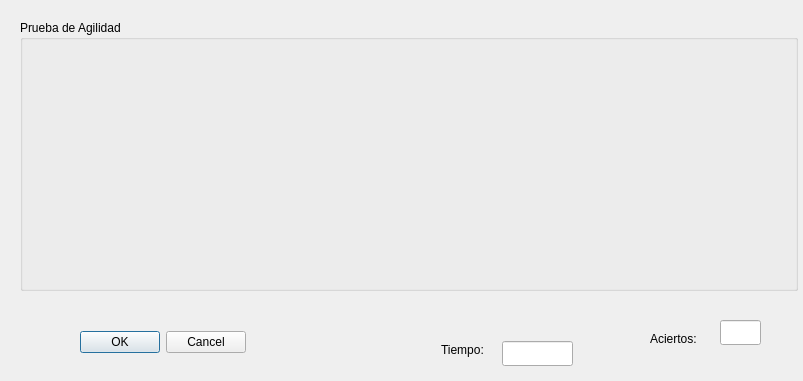
First picture: the form in PA/prueba.ui, repository keisy43/superproyecto_alse, before the edit.
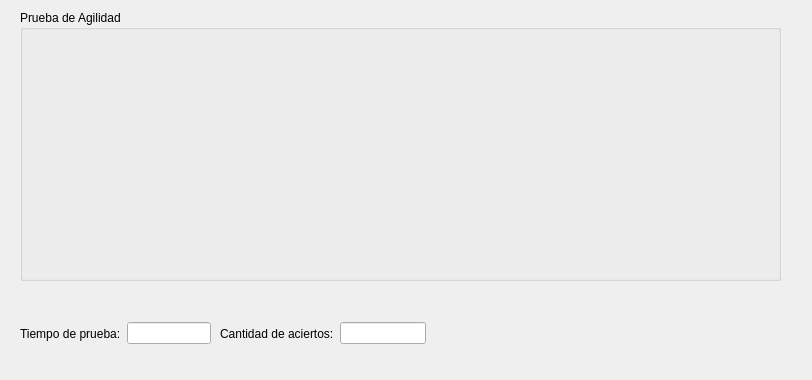
Second picture: the form after the edit. Icons and pictures are not drawn.

What changed in the file:
```diff
--- a/PA/prueba.ui
+++ b/PA/prueba.ui
@@ -6,8 +6,8 @@
    <rect>
     <x>0</x>
     <y>0</y>
-    <width>803</width>
-    <height>381</height>
+    <width>812</width>
+    <height>380</height>
    </rect>
   </property>
   <property name="windowTitle">
@@ -17,8 +17,8 @@
    <property name="geometry">
     <rect>
      <x>20</x>
-     <y>20</y>
-     <width>778</width>
+     <y>10</y>
+     <width>761</width>
      <height>271</height>
     </rect>
    </property>
@@ -378,64 +378,49 @@
     </property>
    </widget>
   </widget>
-  <widget class="QLineEdit" name="cont">
+  <widget class="QWidget" name="layoutWidget">
    <property name="geometry">
     <rect>
-     <x>720</x>
+     <x>20</x>
      <y>320</y>
-     <width>41</width>
-     <height>25</height>
+     <width>191</width>
+     <height>27</height>
     </rect>
    </property>
+   <layout class="QHBoxLayout" name="horizontalLayout">
+    <item>
+     <widget class="QLabel" name="label_3">
+      <property name="text">
+       <string>Tiempo de prueba:</string>
+      </property>
+     </widget>
+    </item>
+    <item>
+     <widget class="QLineEdit" name="cont_2"/>
+    </item>
+   </layout>
   </widget>
-  <widget class="QLabel" name="label">
+  <widget class="QWidget" name="layoutWidget">
    <property name="geometry">
     <rect>
-     <x>650</x>
-     <y>330</y>
-     <width>67</width>
-     <height>17</height>
+     <x>220</x>
+     <y>320</y>
+     <width>206</width>
+     <height>27</height>
     </rect>
    </property>
-   <property name="text">
-    <string>Aciertos:</string>
-   </property>
-  </widget>
-  <widget class="QLineEdit" name="cont_2">
-   <property name="geometry">
-    <rect>
-     <x>502</x>
-     <y>341</y>
-     <width>71</width>
-     <height>25</height>
-    </rect>
-   </property>
-  </widget>
-  <widget class="QLabel" name="label_3">
-   <property name="geometry">
-    <rect>
-     <x>441</x>
-     <y>341</y>
-     <width>55</width>
-     <height>17</height>
-    </rect>
-   </property>
-   <property name="text">
-    <string>Tiempo:</string>
-   </property>
-  </widget>
-  <widget class="QDialogButtonBox" name="buttonBox">
-   <property name="geometry">
-    <rect>
-     <x>80</x>
-     <y>330</y>
-     <width>166</width>
-     <height>25</height>
-    </rect>
-   </property>
-   <property name="standardButtons">
-    <set>QDialogButtonBox::Cancel|QDialogButtonBox::Ok</set>
-   </property>
+   <layout class="QHBoxLayout" name="horizontalLayout_2">
+    <item>
+     <widget class="QLabel" name="label">
+      <property name="text">
+       <string>Cantidad de aciertos:</string>
+      </property>
+     </widget>
+    </item>
+    <item>
+     <widget class="QLineEdit" name="cont"/>
+    </item>
+   </layout>
   </widget>
  </widget>
  <resources/>
```
